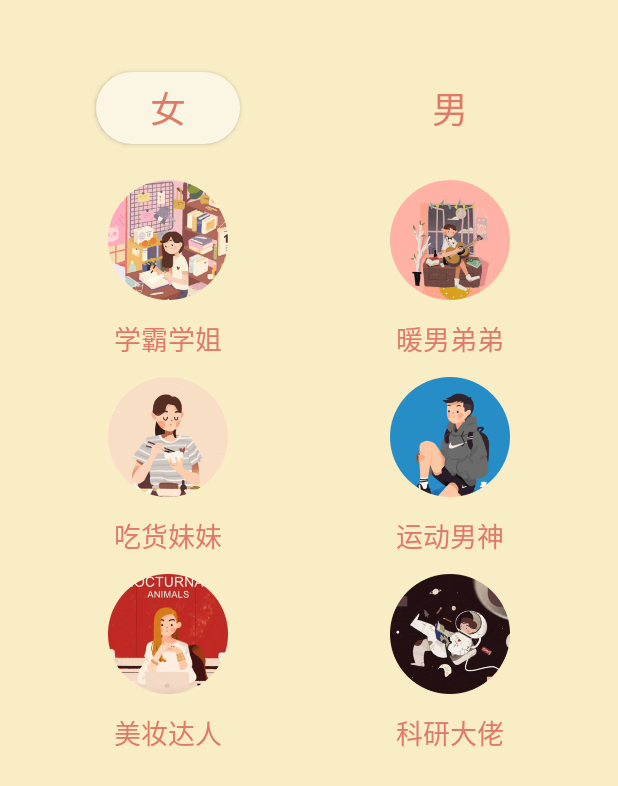
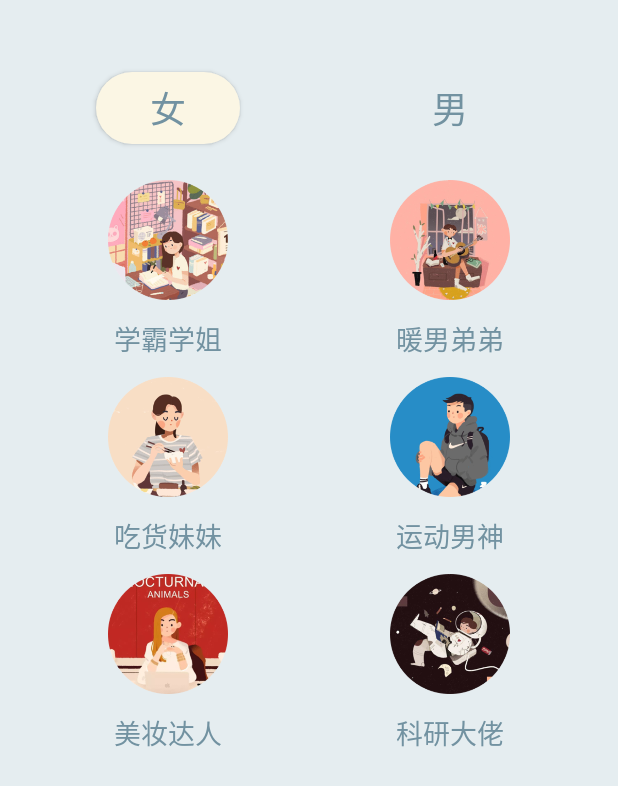
Before and after one commit to IKtell/IK_TELL, an Android app: the ChooseRoleActivity screen opened directly, with no data from a screen before it, on a phone screen of 412 x 824 dp. Shown: the top 786 px of the screen. Run offline under Robolectric (Android 15) with nearby library versions, the phone set to English and light mode, and no system bars; our stand-ins replace ButterKnife.

Commit message:
branch xyx's change

```diff
--- a/app/src/main/res/layout/activity_choose_role.xml
+++ b/app/src/main/res/layout/activity_choose_role.xml
@@ -17,7 +17,7 @@
         android:layout_marginStart="64dp"
         android:layout_marginTop="48dp"
         android:text="@string/girl"
-        android:textColor="@color/orange"
+        android:textColor="@color/colorPrimaryDark"
         android:textSize="24sp"
         app:layout_constraintLeft_toLeftOf="parent"
         app:layout_constraintTop_toTopOf="parent"/>
@@ -31,7 +31,7 @@
         android:layout_marginEnd="64dp"
         android:layout_marginTop="48dp"
         android:text="@string/boy"
-        android:textColor="@color/orange"
+        android:textColor="@color/colorPrimaryDark"
         android:textSize="24sp"
         app:layout_constraintRight_toRightOf="parent"
         app:layout_constraintTop_toTopOf="parent"/>
@@ -51,7 +51,7 @@
         android:layout_width="wrap_content"
         android:layout_height="wrap_content"
         android:textSize="18sp"
-        android:textColor="@color/orange"
+        android:textColor="@color/colorPrimaryDark"
         android:padding="12dp"
         android:text="@string/text_girl1"
         app:layout_constraintTop_toBottomOf="@id/btn_girl1"
@@ -72,7 +72,7 @@
         android:layout_width="wrap_content"
         android:layout_height="wrap_content"
         android:textSize="18sp"
-        android:textColor="@color/orange"
+        android:textColor="@color/colorPrimaryDark"
         android:padding="12dp"
         android:text="@string/text_girl2"
         app:layout_constraintTop_toBottomOf="@id/btn_girl2"
@@ -93,7 +93,7 @@
         android:layout_width="wrap_content"
         android:layout_height="wrap_content"
         android:textSize="18sp"
-        android:textColor="@color/orange"
+        android:textColor="@color/colorPrimaryDark"
         android:padding="12dp"
         android:text="@string/text_girl3"
         app:layout_constraintTop_toBottomOf="@id/btn_girl3"
@@ -115,7 +115,7 @@
         android:layout_width="wrap_content"
         android:layout_height="wrap_content"
         android:textSize="18sp"
-        android:textColor="@color/orange"
+        android:textColor="@color/colorPrimaryDark"
         android:padding="12dp"
         android:text="@string/text_boy1"
         app:layout_constraintTop_toBottomOf="@id/btn_boy1"
@@ -136,7 +136,7 @@
         android:layout_width="wrap_content"
         android:layout_height="wrap_content"
         android:textSize="18sp"
-        android:textColor="@color/orange"
+        android:textColor="@color/colorPrimaryDark"
         android:padding="12dp"
         android:text="@string/text_boy2"
         app:layout_constraintTop_toBottomOf="@id/btn_boy2"
@@ -157,7 +157,7 @@
         android:layout_width="wrap_content"
         android:layout_height="wrap_content"
         android:textSize="18sp"
-        android:textColor="@color/orange"
+        android:textColor="@color/colorPrimaryDark"
         android:padding="12dp"
         android:text="@string/text_boy3"
         app:layout_constraintTop_toBottomOf="@id/btn_boy3"
--- a/app/src/main/res/values/colors.xml
+++ b/app/src/main/res/values/colors.xml
@@ -41,7 +41,7 @@
     <!-- Text -->
     <color name="orange">#DF7A68</color>
     <color name="golden">#FBE47D</color>
-    <color name="yellow">#F8EDC5</color>
+    <color name="yellow">#7FCFDEE5</color>
     <color name="shallow_gray">#7FCFDEE5</color>
     <color name="deep_gray">#4E646E</color>
     <color name="light_yellow">#FBF6E4</color>
```
Also changed, not shown: app/src/main/AndroidManifest.xml (+8 -8 lines), app/src/main/java/com/robot/tuling/Fragment/Camera2BasicFragment.java (+4 -3 lines), app/src/main/java/com/robot/tuling/ui/CardActivity.java (+24 -19 lines), app/src/main/res/layout/item_message.xml (+17 -15 lines).
